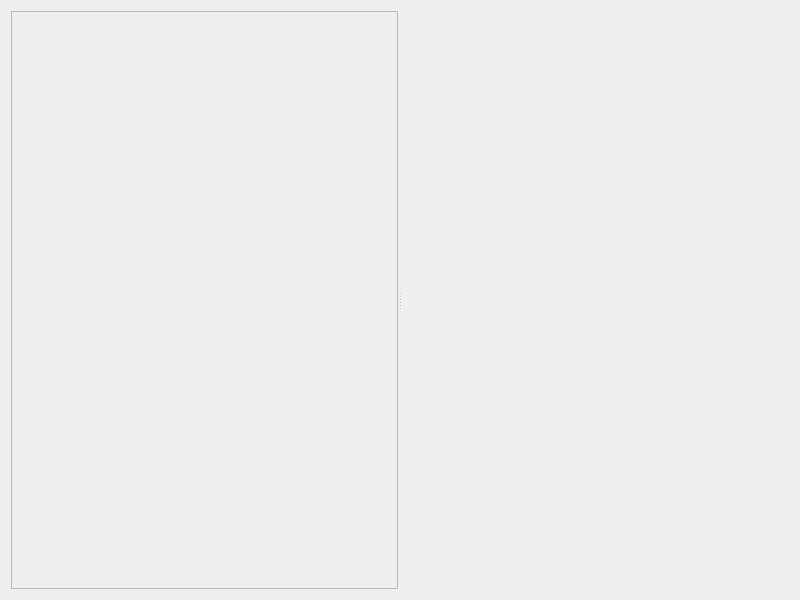
Qt form components/local-grid/src/mainUI.ui (robocomp/robocomp-robolab) before a commit.
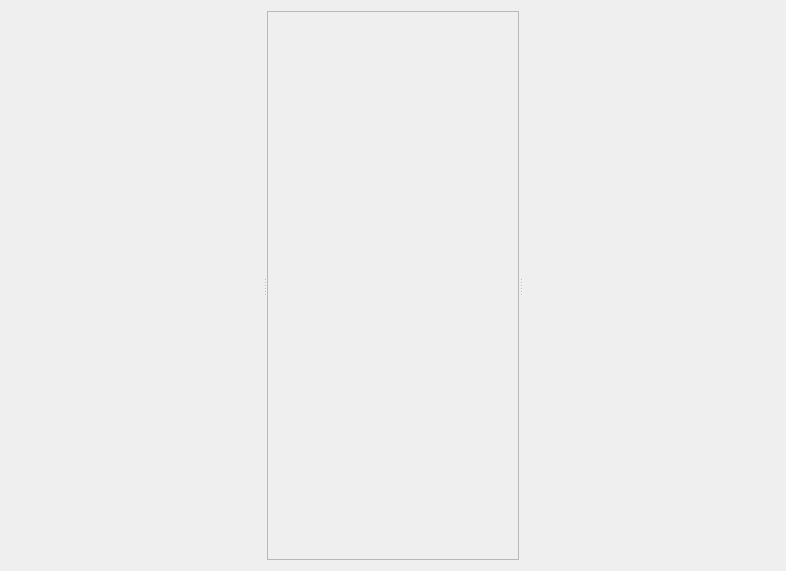
The same form after that commit.

What changed in the file:
```diff
--- a/components/local-grid/src/mainUI.ui
+++ b/components/local-grid/src/mainUI.ui
@@ -6,8 +6,8 @@
    <rect>
     <x>0</x>
     <y>0</y>
-    <width>800</width>
-    <height>600</height>
+    <width>786</width>
+    <height>571</height>
    </rect>
   </property>
   <property name="windowTitle">
@@ -19,6 +19,7 @@
      <property name="orientation">
       <enum>Qt::Horizontal</enum>
      </property>
+     <widget class="QWidget" name="widget_3d" native="true"/>
      <widget class="QFrame" name="beta_frame">
       <property name="frameShape">
        <enum>QFrame::StyledPanel</enum>
@@ -27,7 +28,7 @@
        <enum>QFrame::Raised</enum>
       </property>
      </widget>
-     <widget class="QWidget" name="widget_3d" native="true"/>
+     <widget class="QWidget" name="widget_3d_cog" native="true"/>
     </widget>
    </item>
   </layout>
```
